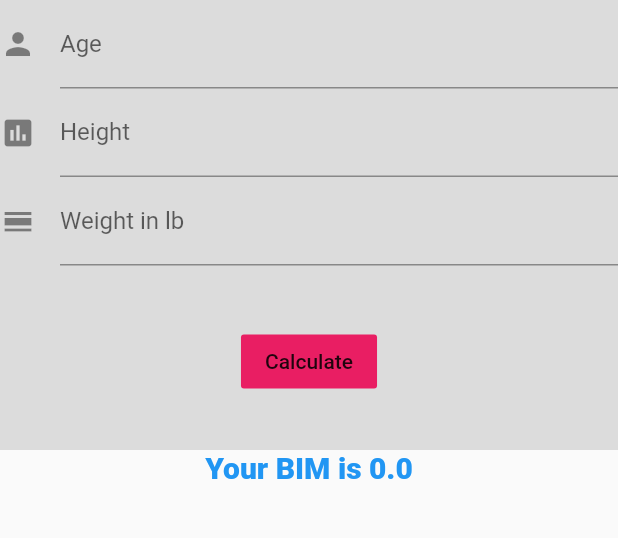
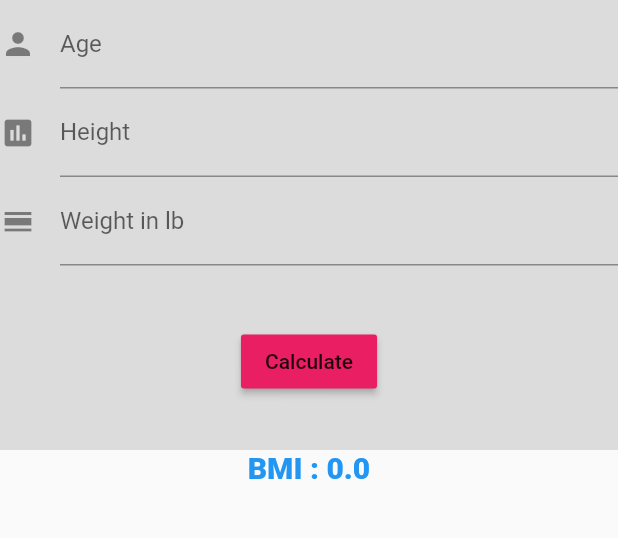
Before and after one commit to AsiriLRajapaksha/BMI---App, a Flutter app: the screen it shows after launch, after a tap on "Calculate", on a phone screen of 412 x 824 dp, the part 309-847 px from its top. Run offline on Flutter 3.47's test engine with Material 2 defaults, Android fonts, the phone set to English and light mode, and no system bars.

Commit message:
second commit

```diff
--- a/lib/ui/bmicalculation.dart
+++ b/lib/ui/bmicalculation.dart
@@ -14,10 +14,34 @@ final TextEditingController _ageController = new TextEditingController();
 final TextEditingController _heightController = new TextEditingController();
 final TextEditingController _weightController = new TextEditingController();
 double _bmi = 0.0;
+double inchase = 0.0;
+String weightInfo = "";
 
 void handleController(){
   setState(() {
-    _bmi = calculate(_heightController.text , _weightController.text);
+     int age = int.parse(_ageController.text);
+     double height = double.parse(_heightController.text);
+     double weight = double.parse(_weightController.text);
+     inchase = 12 * height;
+
+     if((age>0 || _ageController.text.isNotEmpty)
+          && (inchase > 0 || _heightController.text.isNotEmpty)
+              && (weight >0 || _weightController.text.isNotEmpty)){
+       _bmi = calculate(_heightController.text , _weightController.text);
+
+       double x = double.parse(_bmi.toStringAsFixed(1));
+
+        if(double.parse(_bmi.toStringAsFixed(1)) < 18.5){
+          weightInfo = "Under Weight";
+        }else if( x > 18.5 && x < 25){
+         weightInfo = "Normal";
+        } else if( x > 24.5 && x < 30){
+          weightInfo = "Over Weight";
+        }else{
+          weightInfo = "Above";
+        }
+     }
+
   });
 }
 
@@ -78,7 +102,7 @@ void handleController(){
                   new Row(
                     mainAxisAlignment: MainAxisAlignment.center,
                     children: <Widget>[
-                      new FlatButton(
+                      new RaisedButton(
                           onPressed: handleController,
                           color: Colors.pink,
                           child: new Text("Calculate")),
@@ -92,11 +116,19 @@ void handleController(){
                 mainAxisAlignment: MainAxisAlignment.center,
                 children: <Widget>[
                   new Text(
-                    "Your BIM is $_bmi",
+                    "BMI : $_bmi",
                     style: new TextStyle(
                       color: Colors.blue,
                       fontWeight: FontWeight.w800,
                       fontSize: 20
+                    ),
+                  ),
+                  new Text(
+                    "$weightInfo",
+                    style: new TextStyle(
+                        color: Colors.red,
+                        fontWeight: FontWeight.w500,
+                        fontSize: 20
                     ),
                   )
                 ],
@@ -109,6 +141,6 @@ void handleController(){
   }
 
   double calculate(String height , String weight) {
-    return double.parse(weight)/(double.parse(height) * double.parse(height));
+    return double.parse(weight)/(double.parse(height) * double.parse(height))*703;
   }
 }
```
